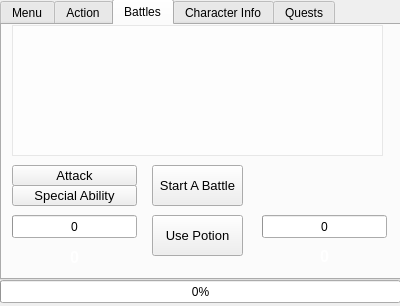
Old version of the form GameThingy/IntroMenu.ui in the repository IAmScorch/RNGRPG.
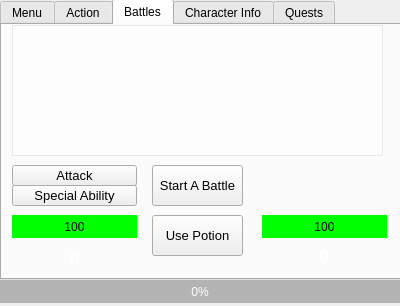
New version of the form. The open tabs and pages were chosen to show the change.

```diff
--- a/GameThingy/IntroMenu.ui
+++ b/GameThingy/IntroMenu.ui
@@ -288,56 +288,6 @@
        <string>Attack</string>
       </property>
      </widget>
-     <widget class="QProgressBar" name="pbarCHealth">
-      <property name="geometry">
-       <rect>
-        <x>10</x>
-        <y>190</y>
-        <width>125</width>
-        <height>23</height>
-       </rect>
-      </property>
-      <property name="styleSheet">
-       <string notr="true"/>
-      </property>
-      <property name="maximum">
-       <number>100</number>
-      </property>
-      <property name="value">
-       <number>0</number>
-      </property>
-      <property name="alignment">
-       <set>Qt::AlignCenter</set>
-      </property>
-      <property name="textVisible">
-       <bool>true</bool>
-      </property>
-      <property name="invertedAppearance">
-       <bool>false</bool>
-      </property>
-      <property name="format">
-       <string>%v</string>
-      </property>
-     </widget>
-     <widget class="QProgressBar" name="pbarEHealth">
-      <property name="geometry">
-       <rect>
-        <x>260</x>
-        <y>190</y>
-        <width>125</width>
-        <height>23</height>
-       </rect>
-      </property>
-      <property name="value">
-       <number>0</number>
-      </property>
-      <property name="alignment">
-       <set>Qt::AlignCenter</set>
-      </property>
-      <property name="format">
-       <string>%v</string>
-      </property>
-     </widget>
      <widget class="QLabel" name="lblEnemyName">
       <property name="geometry">
        <rect>
@@ -484,17 +434,123 @@
        <string/>
       </property>
      </widget>
+     <widget class="QLabel" name="lblPHealth">
+      <property name="geometry">
+       <rect>
+        <x>10</x>
+        <y>190</y>
+        <width>125</width>
+        <height>23</height>
+       </rect>
+      </property>
+      <property name="styleSheet">
+       <string notr="true">background-color: rgb(0, 255, 0);</string>
+      </property>
+      <property name="text">
+       <string/>
+      </property>
+     </widget>
+     <widget class="QLabel" name="lblPHealthAmount">
+      <property name="geometry">
+       <rect>
+        <x>10</x>
+        <y>190</y>
+        <width>125</width>
+        <height>23</height>
+       </rect>
+      </property>
+      <property name="styleSheet">
+       <string notr="true">color: rgb(0, 0, 0);</string>
+      </property>
+      <property name="text">
+       <string>100</string>
+      </property>
+      <property name="alignment">
+       <set>Qt::AlignCenter</set>
+      </property>
+     </widget>
+     <widget class="QLabel" name="lblPHealthBG">
+      <property name="geometry">
+       <rect>
+        <x>10</x>
+        <y>190</y>
+        <width>125</width>
+        <height>23</height>
+       </rect>
+      </property>
+      <property name="styleSheet">
+       <string notr="true">background-color: rgb(179, 179, 179);</string>
+      </property>
+      <property name="text">
+       <string/>
+      </property>
+     </widget>
+     <widget class="QLabel" name="lblEHealth">
+      <property name="geometry">
+       <rect>
+        <x>260</x>
+        <y>190</y>
+        <width>125</width>
+        <height>23</height>
+       </rect>
+      </property>
+      <property name="styleSheet">
+       <string notr="true">background-color: rgb(0, 255, 0);</string>
+      </property>
+      <property name="text">
+       <string/>
+      </property>
+     </widget>
+     <widget class="QLabel" name="lblEHealthAmount">
+      <property name="geometry">
+       <rect>
+        <x>260</x>
+        <y>190</y>
+        <width>125</width>
+        <height>23</height>
+       </rect>
+      </property>
+      <property name="styleSheet">
+       <string notr="true">color: rgb(0, 0, 0);</string>
+      </property>
+      <property name="text">
+       <string>100</string>
+      </property>
+      <property name="alignment">
+       <set>Qt::AlignCenter</set>
+      </property>
+     </widget>
+     <widget class="QLabel" name="lblEHealthBG">
+      <property name="geometry">
+       <rect>
+        <x>260</x>
+        <y>190</y>
+        <width>125</width>
+        <height>23</height>
+       </rect>
+      </property>
+      <property name="styleSheet">
+       <string notr="true">background-color: rgb(179, 179, 179);</string>
+      </property>
+      <property name="text">
+       <string/>
+      </property>
+     </widget>
      <zorder>lblBattleTabBG</zorder>
+     <zorder>lblEHealthBG</zorder>
+     <zorder>lblPHealthBG</zorder>
      <zorder>btnSpecialAbility</zorder>
      <zorder>txtBattleInfo</zorder>
-     <zorder>pbarCHealth</zorder>
-     <zorder>pbarEHealth</zorder>
      <zorder>lblEnemyName</zorder>
      <zorder>btnBattle</zorder>
      <zorder>btnUsePotionBS</zorder>
      <zorder>lblPLevel</zorder>
      <zorder>lblELevel</zorder>
      <zorder>btnAttack</zorder>
+     <zorder>lblPHealth</zorder>
+     <zorder>lblPHealthAmount</zorder>
+     <zorder>lblEHealth</zorder>
+     <zorder>lblEHealthAmount</zorder>
     </widget>
     <widget class="QWidget" name="tabCInfoScreen">
      <attribute name="title">
@@ -912,37 +968,61 @@
      <zorder>btnAbandonQuest</zorder>
     </widget>
    </widget>
-   <widget class="QProgressBar" name="pbarXP">
+   <widget class="QLabel" name="lblXpBar">
     <property name="geometry">
      <rect>
       <x>0</x>
       <y>280</y>
-      <width>401</width>
+      <width>0</width>
       <height>23</height>
      </rect>
     </property>
-    <property name="autoFillBackground">
-     <bool>false</bool>
+    <property name="styleSheet">
+     <string notr="true">background-color: rgb(85, 0, 127);</string>
     </property>
-    <property name="maximum">
-     <number>100</number>
+    <property name="text">
+     <string/>
     </property>
-    <property name="value">
-     <number>0</number>
+   </widget>
+   <widget class="QLabel" name="lblXpPercent">
+    <property name="geometry">
+     <rect>
+      <x>0</x>
+      <y>280</y>
+      <width>400</width>
+      <height>23</height>
+     </rect>
+    </property>
+    <property name="styleSheet">
+     <string notr="true">color: rgb(255, 255, 255);</string>
+    </property>
+    <property name="text">
+     <string>0%</string>
     </property>
     <property name="alignment">
      <set>Qt::AlignCenter</set>
     </property>
-    <property name="textVisible">
-     <bool>true</bool>
+   </widget>
+   <widget class="QLabel" name="lblXpBarBG">
+    <property name="geometry">
+     <rect>
+      <x>0</x>
+      <y>280</y>
+      <width>400</width>
+      <height>23</height>
+     </rect>
     </property>
-    <property name="invertedAppearance">
-     <bool>false</bool>
+    <property name="styleSheet">
+     <string notr="true">background-color: rgb(179, 179, 179);</string>
     </property>
-    <property name="format">
-     <string>%v%</string>
+    <property name="text">
+     <string/>
     </property>
    </widget>
+   <zorder>lblXpBarBG</zorder>
+   <zorder>tabGame</zorder>
+   <zorder>lblXpBar</zorder>
+   <zorder>lblXpPercent</zorder>
   </widget>
   <widget class="QMenuBar" name="menuBar">
    <property name="geometry">
```
